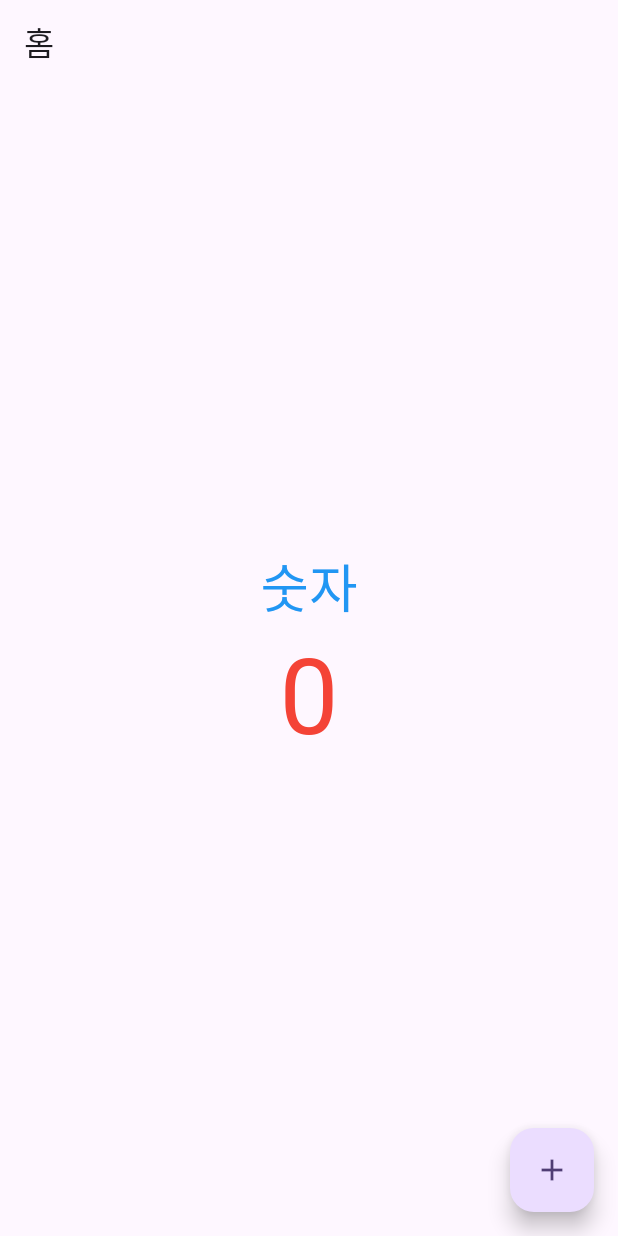
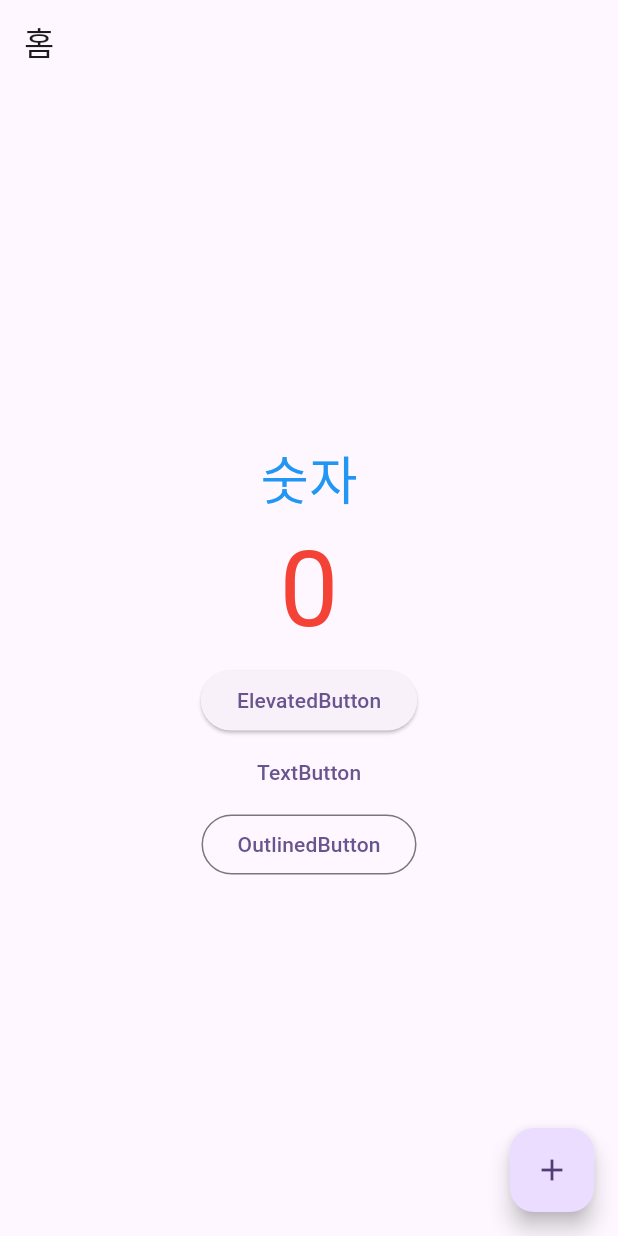
Before and after one commit to kimlg2/flutter_first, a Flutter app: the screen it shows after launch, on a phone screen of 412 x 824 dp. Run offline on Flutter 3.47's test engine with Material 3 defaults, Android fonts, the phone set to English and light mode, and no system bars.

Commit message:
Column,Row,mainAxusAlignment 중앙 정렬

```diff
--- a/lib/main.dart
+++ b/lib/main.dart
@@ -58,7 +58,21 @@ class _MyHomePageState extends State<MyHomePage> {
                 fontSize: 70,
               ),
             ),
-  ],
+            ElevatedButton(
+              onPressed: () {
+                print('ElevatedButton');
+              },
+              child: Text("ElevatedButton"),
+            ),
+            TextButton(
+              onPressed: () {},
+              child: Text('TextButton'),
+            ),
+            OutlinedButton(
+              onPressed: () {},
+              child: Text('OutlinedButton'),
+            ),
+          ] ,
       ),
     ),
       floatingActionButton: FloatingActionButton(
```
